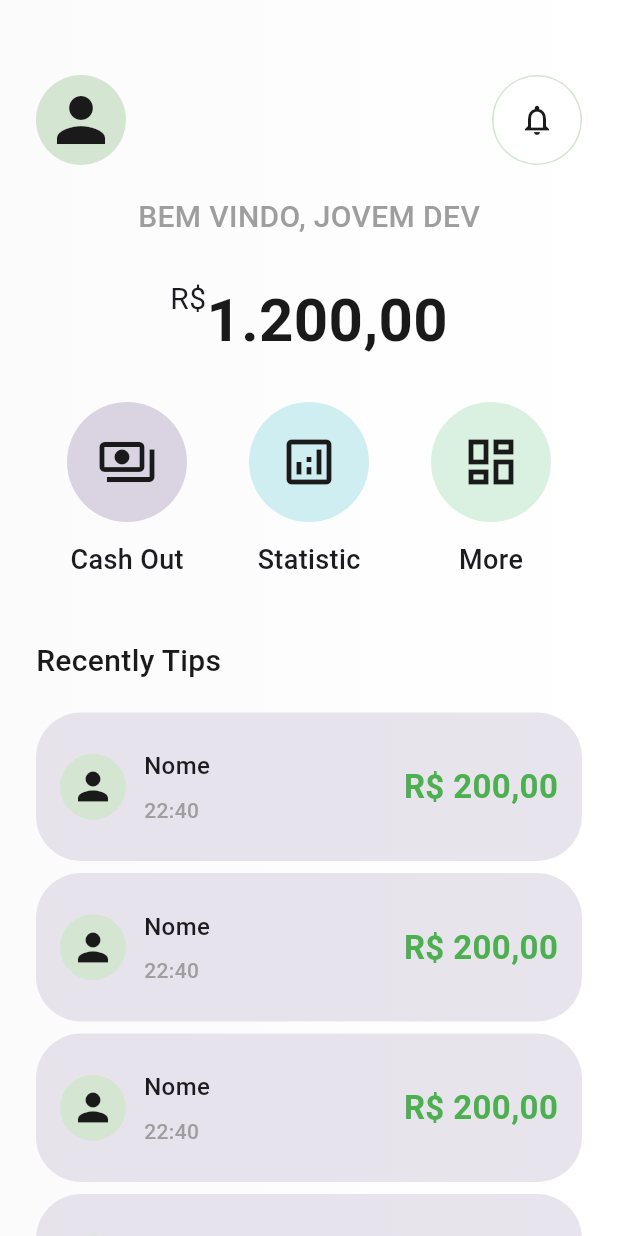
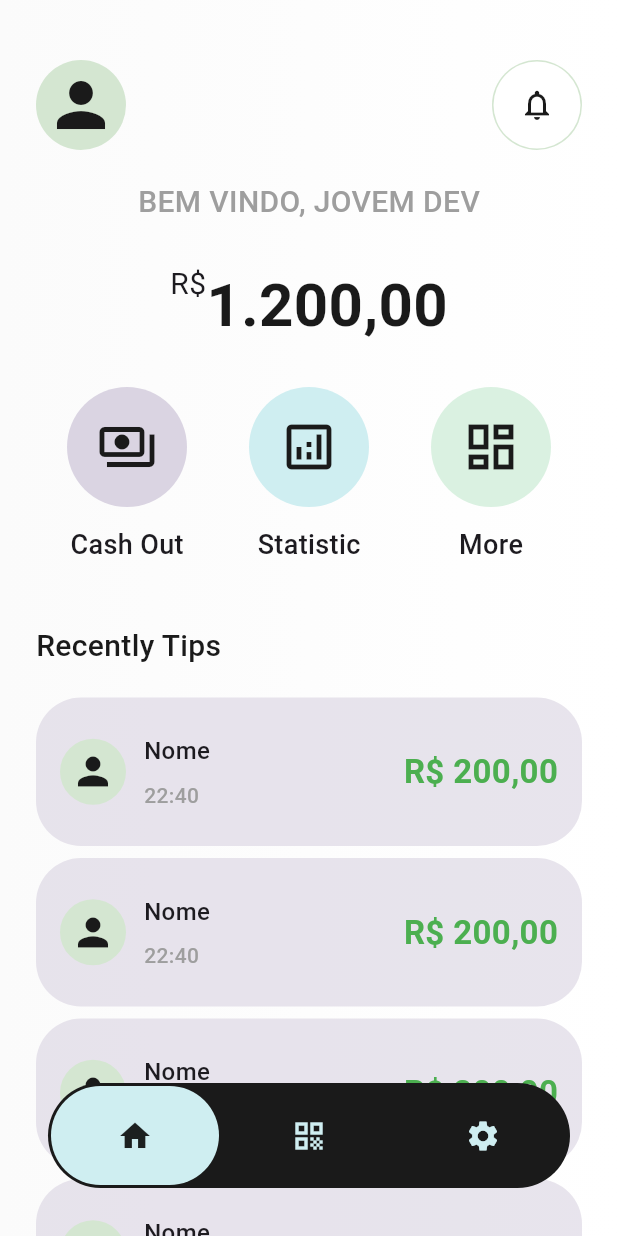
Before and after one commit to ulisseshen/mobile_dev, a Flutter app: the screen it shows after launch, on a phone screen of 412 x 824 dp. Run offline on Flutter 3.47's test engine with Material 2 defaults, Android fonts, the phone set to English and light mode, and no system bars.

Commit message:
feat(bottom-navigation): impl bottom navigation

```diff
--- a/flutter/tips_app/lib/main.dart
+++ b/flutter/tips_app/lib/main.dart
@@ -34,11 +34,14 @@ class HomePage extends StatelessWidget {
           gradient:
               LinearGradient(colors: [AppColors.quartinary, AppColors.quinary]),
         ),
-        child: Padding(
+        child: Stack(
+          alignment: Alignment.bottomCenter,
+          children: [
+            Padding(
               padding: EdgeInsets.symmetric(horizontal: 24),
               child: ListView(children: [
                 SizedBox(
-              height: 50,
+                  height: 40,
                 ),
                 Row(
                   mainAxisAlignment: MainAxisAlignment.spaceBetween,
@@ -68,7 +71,7 @@ class HomePage extends StatelessWidget {
                 ),
                 SizedBox(height: 20),
                 Row(
-              mainAxisAlignment :MainAxisAlignment.center,
+                  mainAxisAlignment: MainAxisAlignment.center,
                   children: [
                     Text(
                       "BEM VINDO, JOVEM DEV",
@@ -126,17 +129,76 @@ class HomePage extends StatelessWidget {
                         fontWeight: FontWeight.w500)),
                 SizedBox(height: 20),
                 _TipsDetail(),
-            SizedBox(height: 8,),
+                SizedBox(
+                  height: 8,
+                ),
                 _TipsDetail(),
-            SizedBox(height: 8,),
+                SizedBox(
+                  height: 8,
+                ),
                 _TipsDetail(),
-            SizedBox(height: 8,),
+                SizedBox(
+                  height: 8,
+                ),
                 _TipsDetail(),
-            SizedBox(height: 8,),
+                SizedBox(
+                  height: 8,
+                ),
                 _TipsDetail(),
-            SizedBox(height: 8,),
+                SizedBox(
+                  height: 8,
+                ),
                 _TipsDetail(),
               ]),
+            ),
+            Container(
+              margin: EdgeInsets.all(32),
+              height: 70,
+              decoration: BoxDecoration(
+                  color: AppColors.tertiary,
+                  borderRadius: BorderRadius.circular(50)),
+              child: Row(
+                mainAxisAlignment: MainAxisAlignment.spaceBetween,
+                children: [
+                Expanded(
+                  child: Padding(
+                    padding: const EdgeInsets.all(2.0),
+                    child: Material(
+                      clipBehavior: Clip.hardEdge,
+                      shape: RoundedRectangleBorder( borderRadius: BorderRadius.circular(50)),
+                      color: Color(0xFFCFEEF1),
+                      child: InkWell(
+                        splashColor: AppColors.primary,
+                        onTap: (){
+                          print("clicado");
+                        },
+                        child: Container(
+
+                          height: 70,
+                          decoration: BoxDecoration( borderRadius: BorderRadius.circular(50)),
+                          child: Icon(Icons.home)
+                        ),
+                      ),
+                    ),
+                  ),
+                ),
+                Expanded(
+                  child: Container(
+                    height: 68,
+                    // decoration: BoxDecoration(color: Color(0xFFCFEEF1)),
+                    child: Icon(Icons.qr_code, color: Color(0xFFCFEEF1))
+                  ),
+                ),
+                Expanded(
+                  child: Container(
+                    height: 68,
+                    // decoration: BoxDecoration(color: ),
+                    child: Icon(Icons.settings, color: Color(0xFFCFEEF1))
+                  ),
+                )
+              ]),
+            ),
+          ],
         ),
       ),
     );
@@ -160,19 +222,30 @@ class _TipsDetail extends StatelessWidget {
         CircleAvatar(
           backgroundColor: AppColors.primary,
           radius: 22,
-          child: Icon(Icons.person,size: 30, color: AppColors.tertiary,),
+          child: Icon(
+            Icons.person,
+            size: 30,
+            color: AppColors.tertiary,
+          ),
         ),
         SizedBox(width: 12),
         Column(
           crossAxisAlignment: CrossAxisAlignment.start,
           children: [
-            Text("Nome", style: TextStyle(fontWeight: FontWeight.w500, fontSize: 16),),
+            Text(
+              "Nome",
+              style: TextStyle(fontWeight: FontWeight.w500, fontSize: 16),
+            ),
             SizedBox(height: 8),
-            Text("22:40", style: TextStyle(fontWeight: FontWeight.w500, color: Colors.grey)),
+            Text("22:40",
+                style:
+                    TextStyle(fontWeight: FontWeight.w500, color: Colors.grey)),
           ],
         ),
         Spacer(),
-        Text("R\$ 200,00", style:TextStyle(fontSize: 22, color: Colors.green, fontWeight: FontWeight.w700))
+        Text("R\$ 200,00",
+            style: TextStyle(
+                fontSize: 22, color: Colors.green, fontWeight: FontWeight.w700))
       ]),
     );
   }
```
Lines whose indentation alone changed are shown as unchanged.
